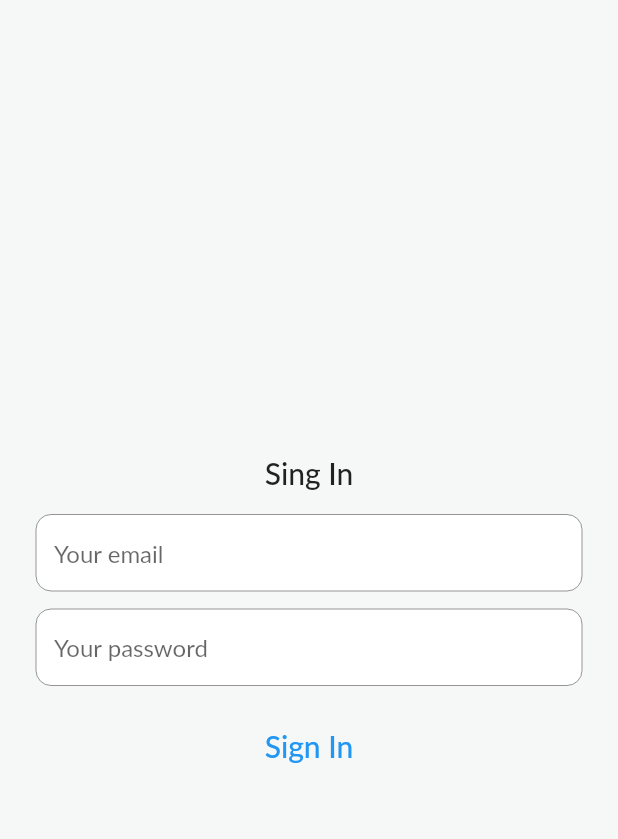
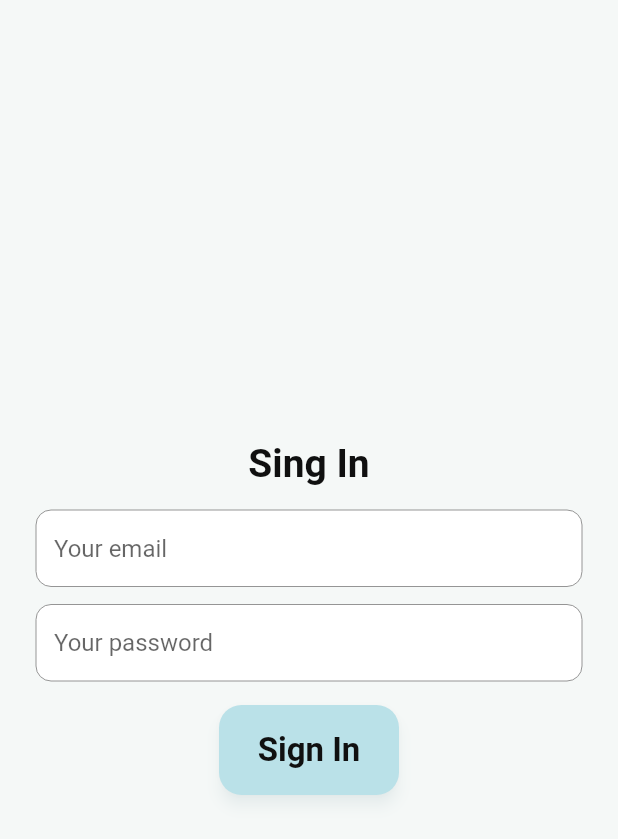
Before and after one commit to blyoha/audio-tour-builder, a Flutter app: the screen it shows after launch, on a phone screen of 412 x 824 dp. Shown: the top 839 px of the screen. Run offline on Flutter 3.47's test engine with Material 2 defaults, Android fonts, the phone set to English and light mode, and no system bars; our stand-ins replace cloud_firestore, equatable, file_picker, firebase_auth, firebase_core, firebase_storage and 7 more; accounts and stored records are empty; generated files the repository leaves out were written again.

Commit message:
Fixed imports and made minor changes.

```diff
--- a/lib/main.dart
+++ b/lib/main.dart
@@ -3,11 +3,8 @@ import 'package:flutter/material.dart';
 import 'package:flutter_bloc/flutter_bloc.dart';
 
 import 'blocs/auth/auth_bloc.dart';
-import 'blocs/tours/tours_bloc.dart';
-import 'theme/theme.dart';
 import 'firebase_options.dart';
 import 'repositories/auth_repository.dart';
-import 'repositories/tours_repository.dart';
 import 'router.dart';
 import 'theme/theme_constants.dart';
 import 'theme/theme_manager.dart';
@@ -21,6 +18,7 @@ Future<void> main() async {
   final authRepo = AuthRepositoryImpl();
   final isLogged = await authRepo.isLogged();
   final initRoute = isLogged ? AppRouter.homePage : AppRouter.signInPage;
+  // final initRoute = AppRouter.splashScreen;
 
   runApp(RepositoryProvider.value(
     value: authRepo,
@@ -51,15 +49,13 @@ class _TourBuilderAppState extends State<TourBuilderApp> {
 
   @override
   Widget build(BuildContext context) {
-    return MultiBlocProvider(
-      providers: [
-        BlocProvider(create: (context) => AuthBloc(authRepo: _authRepo)),
-        BlocProvider(
-            create: (context) =>
-                ToursBloc(toursRepository: ToursRepositoryImpl())),
-      ],
+    // TODO: Use AuthBloc only
+    return BlocProvider(
+      create: (context) => AuthBloc(authRepo: _authRepo),
       child: MaterialApp(
-        theme: appTheme(),
+        theme: lightTheme,
+        darkTheme: darkTheme,
+        themeMode: _themeManager.themeMode,
         onGenerateRoute: AppRouter.onGenerateRoute,
         initialRoute: widget.initialRoute,
       ),
--- a/lib/presentation/pages/builder/widgets/details_tab.dart
+++ b/lib/presentation/pages/builder/widgets/details_tab/details_tab.dart
@@ -1,7 +1,7 @@
 import 'package:flutter/material.dart';
 import 'package:gap/gap.dart';
 
-import 'input_frame.dart';
+import '../input_frame.dart';
 
 class DetailsTab extends StatelessWidget {
   final TextEditingController titleController;
--- a/lib/presentation/pages/explore/view/explore_page.dart
+++ b/lib/presentation/pages/explore/view/explore_page.dart
@@ -3,6 +3,7 @@ import 'package:flutter_bloc/flutter_bloc.dart';
 import 'package:gap/gap.dart';
 
 import '../../../../repositories/models/tour.dart';
+import '../../../../repositories/tours_repository.dart';
 import '../../../../theme/theme_constants.dart';
 import '../widgets/tours_list.dart';
 
--- a/lib/presentation/pages/routing/widgets/player.dart
+++ b/lib/presentation/pages/routing/widgets/player.dart
@@ -43,10 +43,10 @@ class _PlayerState extends State<Player> {
       listener: (context, state) async {
         if (state is RoutingInPlace) {
           final source = AudioSource.uri(
-            Uri.parse("asset://${state.place.audio}"), // TODO: Use audio URI
+            Uri.parse("asset://${state.place.audioUri}"),
             tag: MediaItem(
               id: "0",
-              title: state.place.title,
+              title: state.place.title!,
             ),
           );
 
--- a/lib/presentation/pages/routing/widgets/route_map.dart
+++ b/lib/presentation/pages/routing/widgets/route_map.dart
@@ -4,6 +4,7 @@ import 'package:flutter_map/flutter_map.dart';
 import 'package:geolocator/geolocator.dart';
 import 'package:latlong2/latlong.dart';
 
+import '../../../../api_key.dart';
 import '../../../../blocs/routing/routing_bloc.dart';
 import '../../../../repositories/models/tour.dart';
 import '../../../../theme/theme_constants.dart';
--- a/lib/router.dart
+++ b/lib/router.dart
@@ -1,5 +1,6 @@
 import 'package:flutter/material.dart';
 
+import 'presentation/pages/account/account_page.dart';
 import 'presentation/pages/auth/view/sign_in_page.dart';
 import 'presentation/pages/builder/view/builder_page.dart';
 import 'presentation/pages/home/view/home_page.dart';
```
